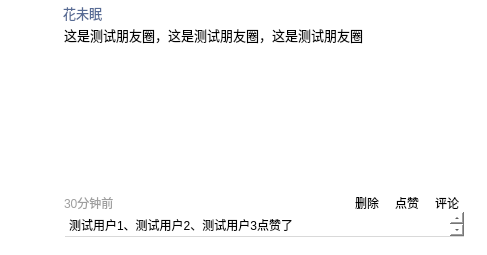
Old version of the form view/PyqItem.ui in the repository linhaojun857/cooper-im-client.
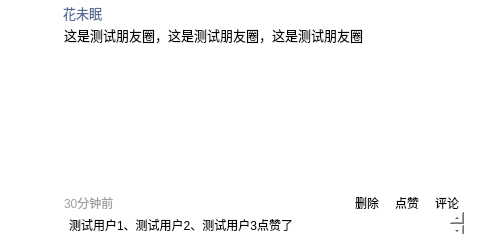
New version of the form. Icons and pictures are not drawn.

The edit to the form file:
```diff
--- a/view/PyqItem.ui
+++ b/view/PyqItem.ui
@@ -7,7 +7,7 @@
     <x>0</x>
     <y>0</y>
     <width>487</width>
-    <height>255</height>
+    <height>252</height>
    </rect>
   </property>
   <property name="minimumSize">
@@ -170,7 +170,7 @@
      <x>65</x>
      <y>212</y>
      <width>399</width>
-     <height>25</height>
+     <height>22</height>
     </rect>
    </property>
    <property name="styleSheet">
@@ -186,7 +186,7 @@
      </rect>
     </property>
     <property name="styleSheet">
-     <string notr="true">border-bottom: 1px solid #d9d9d9;</string>
+     <string notr="true"/>
     </property>
     <property name="html">
      <string>&lt;!DOCTYPE HTML PUBLIC &quot;-//W3C//DTD HTML 4.0//EN&quot; &quot;http://www.w3.org/TR/REC-html40/strict.dtd&quot;&gt;
```
Left out of the diff: 5 changed lines with no effect on the pictures.
